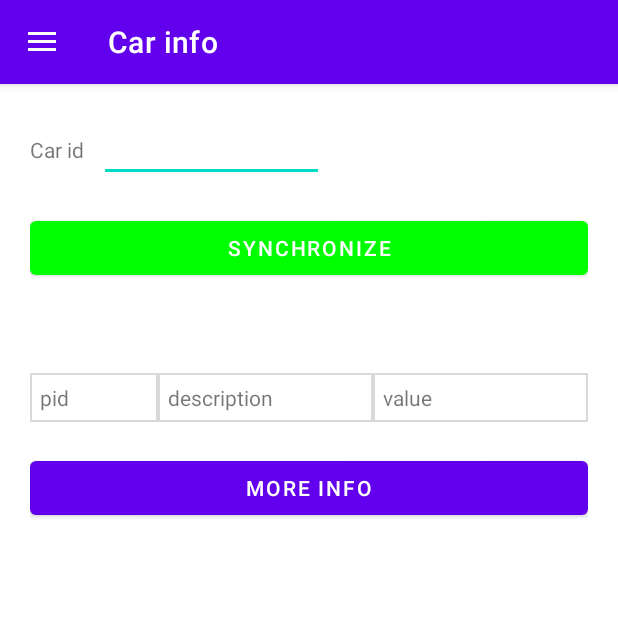
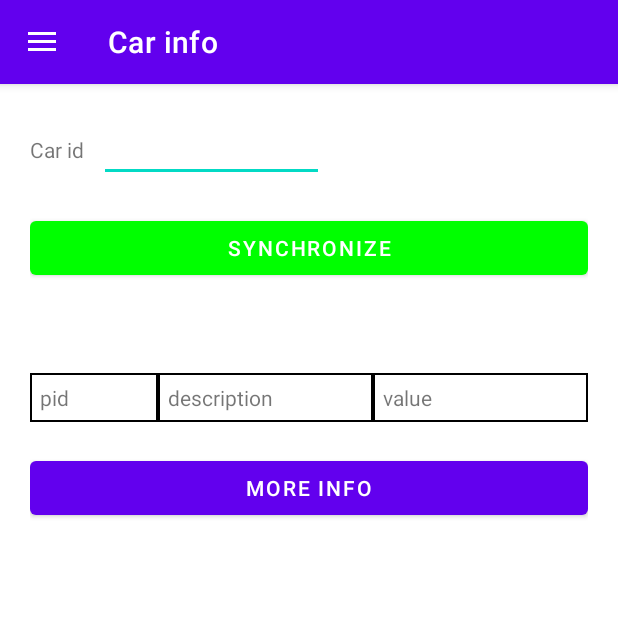
Before and after one commit to EvaOrange73/elm327_mvp, an Android app: the screen it shows after launch (MainActivity), in the side drawer, after a tap on "Car info", on a phone screen of 412 x 824 dp, the top half of it. Run offline under Robolectric (Android 15) with nearby library versions, the phone set to English and light mode, and no system bars; our stand-ins replace navigation-ui; 1 statement that could not run was skipped.

Commit message:
dark theme

```diff
--- a/android/app/src/main/AndroidManifest.xml
+++ b/android/app/src/main/AndroidManifest.xml
@@ -44,6 +44,7 @@
 
         <service
             android:name=".util.test.BleServiceTest"
+            android:foregroundServiceType="connectedDevice|location"
             android:enabled="true"
             android:exported="false" />
     </application>
--- a/android/app/src/main/java/com/example/elm327/ui_layer/fragments/ScanFragment.kt
+++ b/android/app/src/main/java/com/example/elm327/ui_layer/fragments/ScanFragment.kt
@@ -8,9 +8,11 @@ import android.view.View
 import android.view.ViewGroup
 import android.widget.AdapterView
 import android.widget.ArrayAdapter
+import android.widget.TextView
 import android.widget.Toast
 import androidx.annotation.RequiresApi
 import androidx.fragment.app.Fragment
+import androidx.fragment.app.FragmentActivity
 import androidx.lifecycle.Lifecycle
 import androidx.lifecycle.ViewModelProviders
 import androidx.lifecycle.lifecycleScope
@@ -143,6 +145,7 @@ class ScanFragment : Fragment() {
                 position: Int,
                 id: Long
             ) {
+                (parent.getChildAt(0) as TextView).setTextColor(resources.getColor(com.google.android.material.R.color.design_default_color_on_primary, activity!!.theme))
                 val item = parent.getItemAtPosition(position) as String
                 val binder = (activity as MainActivity).bleBinder
                 (activity as MainActivity).writeToPreference(MacAddress.preferenceKey, item)
--- a/android/app/src/main/res/drawable/border.xml
+++ b/android/app/src/main/res/drawable/border.xml
@@ -2,6 +2,6 @@
 <shape
     xmlns:android="http://schemas.android.com/apk/res/android"
     android:shape= "rectangle">
-    <solid android:color="#ffffff"/>
-    <stroke android:width="1dp" android:color="#D9D9D9"/>
+    <solid android:color="?colorOnPrimary"/>
+    <stroke android:width="1dp" android:color="?colorOnSecondary"/>
 </shape>
--- a/android/app/src/main/res/values-night/themes.xml
+++ b/android/app/src/main/res/values-night/themes.xml
@@ -8,7 +8,7 @@
         <!-- Secondary brand color. -->
         <item name="colorSecondary">@color/teal_200</item>
         <item name="colorSecondaryVariant">@color/teal_200</item>
-        <item name="colorOnSecondary">@color/black</item>
+        <item name="colorOnSecondary">@color/white</item>
         <!-- Status bar color. -->
         <item name="android:statusBarColor">?attr/colorPrimaryVariant</item>
         <!-- Customize your theme here. -->
```
